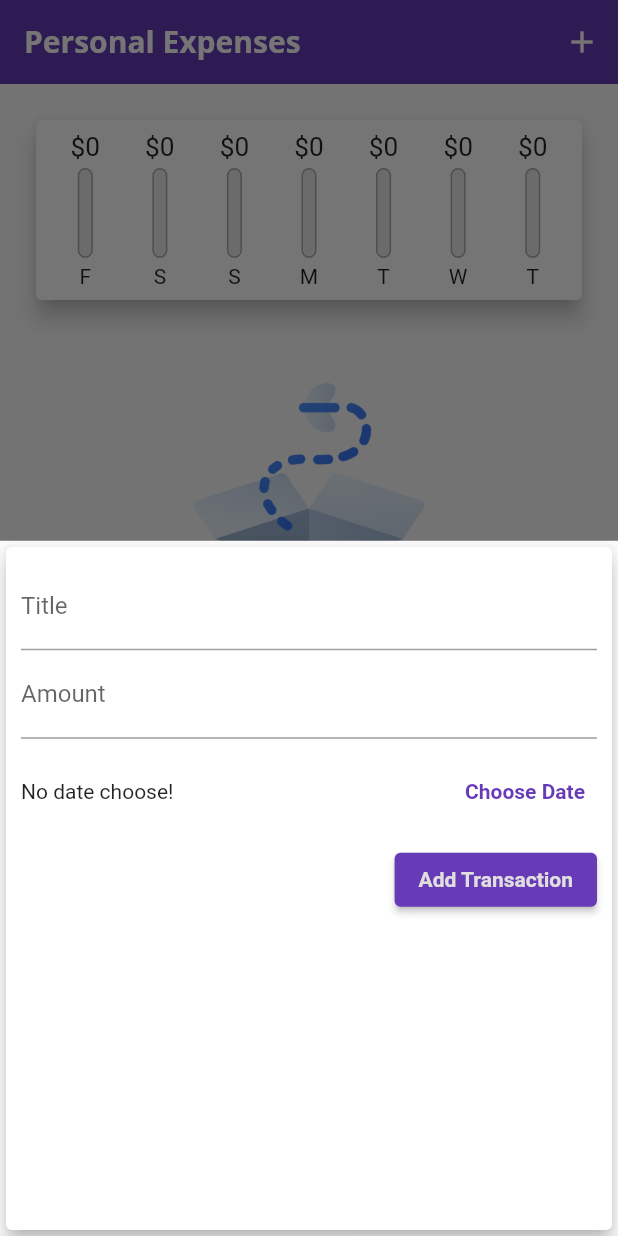
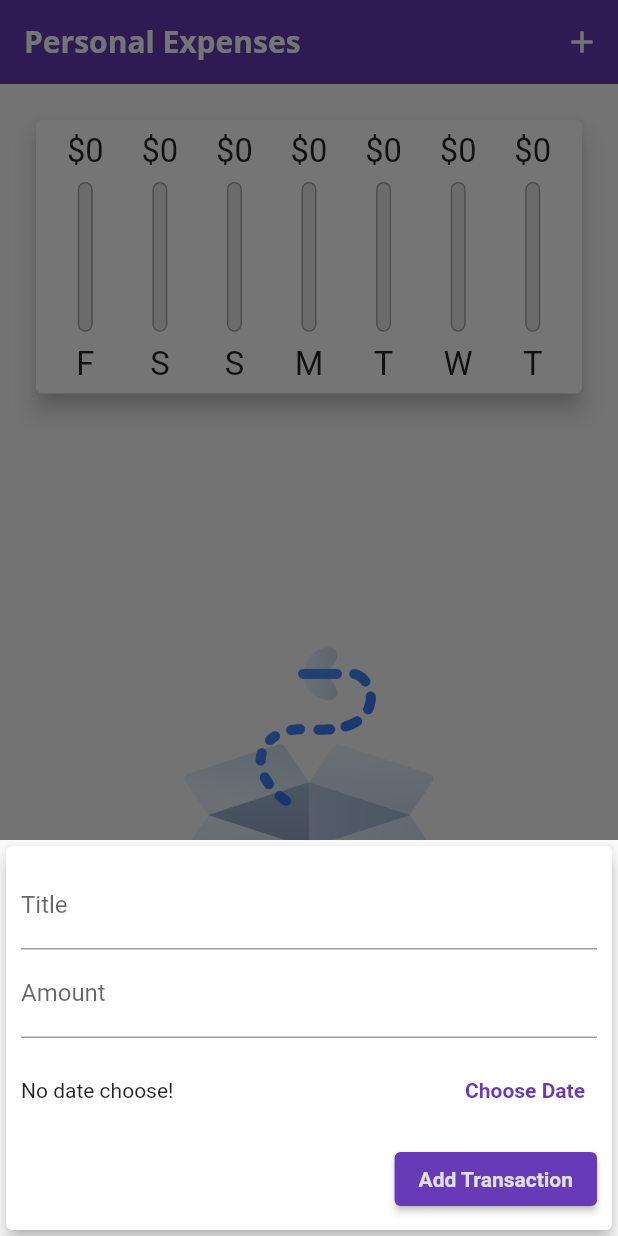
Before and after one commit to Hoangvi-forwork/Flutter_Personal_Expenses-Udemy_App, a Flutter app: the screen it shows after launch, after a tap on the "add" icon, on a phone screen of 412 x 824 dp. Run offline on Flutter 3.47's test engine with Material 2 defaults, Android fonts, the phone set to English and light mode, and no system bars; our stand-ins replace device_preview, universal_platform.

Commit message:
responsive and adaptive

```diff
--- a/lib/main.dart
+++ b/lib/main.dart
@@ -1,28 +1,41 @@
 // ignore_for_file: prefer_const_constructors
-
+import 'package:universal_platform/universal_platform.dart';
+import 'package:flutter/foundation.dart';
 import 'package:flutter/material.dart';
 import 'package:personal_expenses_app/widgets/chart.dart';
 import 'package:personal_expenses_app/widgets/new_transacrion.dart';
 import 'package:personal_expenses_app/widgets/transaction_list.dart';
+import 'package:device_preview/device_preview.dart';
+import 'models/transaction.dart';
+import 'package:flutter/cupertino.dart';
 
-import 'models/transaction.dart';
-
-void main() => runApp(MyApp());
+void main() => runApp(
+      DevicePreview(
+        enabled: !kReleaseMode,
+        builder: (context) => MyApp(), // Wrap your app
+      ),
+    );
 
 class MyApp extends StatelessWidget {
   const MyApp({super.key});
 
   @override
   Widget build(BuildContext context) {
+    bool isIos = UniversalPlatform.isIOS;
+    bool isWeb = UniversalPlatform.isWeb;
     return MaterialApp(
       debugShowCheckedModeBanner: false,
+      useInheritedMediaQuery: true,
+      locale: DevicePreview.locale(context),
+      builder: DevicePreview.appBuilder,
       theme: ThemeData(
         primarySwatch: Colors.deepPurple,
         appBarTheme: AppBarTheme(
           titleTextStyle: TextStyle(
             fontFamily: 'OpenSans',
             fontSize: 20,
-              fontWeight: FontWeight.bold),
+            fontWeight: FontWeight.bold,
+          ),
         ),
       ),
       home: MyHomePage(),
@@ -47,7 +60,6 @@ class _MyHomePageState extends State<MyHomePage> {
       amount: txAmount,
       date: chosenDate,
     );
-
     setState(() {
       _usertransaction.add(txNew);
       // print(txNew);
@@ -82,35 +94,120 @@ class _MyHomePageState extends State<MyHomePage> {
     });
   }
 
+  bool _showChart = false;
+
   @override
   Widget build(BuildContext context) {
-    return Scaffold(
-      appBar: AppBar(
+    // Currently, if you include the dart.io.
+    // Platform anywhere in your code, your app will throw the following error on Web:
+    bool isIos = UniversalPlatform.isIOS;
+    bool isWeb = UniversalPlatform.isWeb;
+    final size = MediaQuery.of(context).size;
+    final isLandscape =
+        MediaQuery.of(context).orientation == Orientation.landscape;
+
+    final dynamic appBar = (isIos || isWeb)
+        ? CupertinoNavigationBar(
+            middle: Text('Personal Expenses'),
+            trailing: Row(
+              mainAxisSize: MainAxisSize.min,
+              children: [
+                GestureDetector(
+                  child: Icon(
+                    CupertinoIcons.add,
+                    size: 20,
+                  ),
+                  onTap: () => _startAddNewTransaction(context),
+                ),
+              ],
+            ),
+          )
+        : AppBar(
             elevation: 0,
-        title: Text('Personal Expenses'),
+            title: Text(
+              'Personal Expenses',
+              style: TextStyle(color: Colors.white),
+            ),
             actions: [
               IconButton(
                 onPressed: () => _startAddNewTransaction(context),
                 icon: Icon(Icons.add),
               )
             ],
-      ),
-      body: SingleChildScrollView(
-        child: Column(
-          children: [
-            Chart(_recentTransactions),
-            TransactionList(
+          );
+    final txListWidgets = SizedBox(
+      height: (size.height -
+              appBar.preferredSize.height -
+              MediaQuery.of(context).padding.top) *
+          .7,
+      child: TransactionList(
         _usertransaction,
         deleteItem: _deleteTransaction,
       ),
+    );
+    final pageBody = SafeArea(
+      child: SingleChildScrollView(
+        child: Column(
+          children: [
+            if (isLandscape)
+              Row(
+                mainAxisAlignment: MainAxisAlignment.center,
+                children: [
+                  Text(
+                    "Show chart: ",
+                    style: Theme.of(context).textTheme.titleSmall,
+                  ),
+                  Switch.adaptive(
+                    activeColor: Theme.of(context).primaryColor,
+                    value: _showChart,
+                    onChanged: (val) {
+                      setState(() {
+                        _showChart = val;
+                      });
+                    },
+                  )
+                ],
+              ),
+            if (!isLandscape)
+              SizedBox(
+                height: (size.height -
+                        appBar.preferredSize.height -
+                        MediaQuery.of(context).padding.top) *
+                    .3,
+                child: Chart(_recentTransactions),
+              ),
+            if (!isLandscape) txListWidgets,
+            if (isLandscape)
+              _showChart
+                  ? SizedBox(
+                      height: (size.height -
+                              appBar.preferredSize.height -
+                              MediaQuery.of(context).padding.top) *
+                          .7,
+                      child: Chart(_recentTransactions),
+                    )
+                  : txListWidgets
           ],
         ),
       ),
+    );
+    if ((isIos || isWeb)) {
+      return CupertinoPageScaffold(
+        navigationBar: appBar,
+        child: pageBody,
+      );
+    } else {
+      return Scaffold(
+        appBar: appBar,
+        body: pageBody,
         floatingActionButtonLocation: FloatingActionButtonLocation.centerFloat,
-      floatingActionButton: FloatingActionButton(
+        floatingActionButton: (isIos || isWeb)
+            ? Text("This IOS")
+            : FloatingActionButton(
                 onPressed: () => _startAddNewTransaction(context),
                 child: Icon(Icons.add),
               ),
       );
     }
   }
+}
--- /dev/null
+++ b/lib/widgets/adaptive_button.dart
@@ -0,0 +1,36 @@
+import 'package:flutter/cupertino.dart';
+import 'package:flutter/material.dart';
+import 'package:universal_platform/universal_platform.dart';
+
+class AdaptiveButton extends StatelessWidget {
+  final String text;
+  final VoidCallback handler;
+
+  AdaptiveButton(this.text, this.handler);
+
+  @override
+  Widget build(BuildContext context) {
+    bool isIos = UniversalPlatform.isIOS;
+    bool isWeb = UniversalPlatform.isWeb;
+    return (isIos || isWeb)
+        ? CupertinoButton(
+            onPressed: handler,
+            child: const Text(
+              'Choose Date',
+              style: TextStyle(
+                fontWeight: FontWeight.bold,
+                color: Color.fromARGB(255, 224, 222, 222),
+              ),
+            ),
+          )
+        : TextButton(
+            onPressed: handler,
+            child: const Text(
+              "Choose Date",
+              style: TextStyle(
+                fontWeight: FontWeight.bold,
+              ),
+            ),
+          );
+  }
+}
--- a/lib/widgets/chart_bar.dart
+++ b/lib/widgets/chart_bar.dart
@@ -9,22 +9,24 @@ class ChartBar extends StatelessWidget {
 
   @override
   Widget build(BuildContext context) {
+    return LayoutBuilder(
+      builder: (context, constraint) {
         return Column(
           children: [
             SizedBox(
-          height: 20,
+              height: constraint.maxHeight * .15,
               child: FittedBox(
                 child: Text(
                   '\$${spendingAmount.toStringAsFixed(0)}',
                 ),
               ),
             ),
-        const SizedBox(
-          height: 4,
+            SizedBox(
+              height: constraint.maxHeight * 0.05,
             ),
             SizedBox(
               width: 10,
-          height: 60,
+              height: constraint.maxHeight * 0.6,
               child: Stack(
                 children: [
                   Container(
@@ -49,11 +51,18 @@ class ChartBar extends StatelessWidget {
                 ],
               ),
             ),
-        const SizedBox(
-          height: 4,
+            SizedBox(
+              height: constraint.maxHeight * 0.05,
             ),
-        Text(lable)
+            SizedBox(
+              height: constraint.maxHeight * 0.15,
+              child: FittedBox(
+                child: Text(lable),
+              ),
+            )
           ],
+        );
+      },
     );
   }
 }
--- a/lib/widgets/new_transacrion.dart
+++ b/lib/widgets/new_transacrion.dart
@@ -1,5 +1,7 @@
 // ignore_for_file: prefer_const_constructors
-
+import 'package:flutter/cupertino.dart';
+import 'package:personal_expenses_app/widgets/adaptive_button.dart';
+import 'package:universal_platform/universal_platform.dart';
 import 'package:flutter/material.dart';
 import 'package:intl/intl.dart';
 
@@ -49,10 +51,18 @@ class _NewTransactionState extends State<NewTransaction> {
 
   @override
   Widget build(BuildContext context) {
-    return Card(
+    bool isIos = UniversalPlatform.isIOS;
+    bool isWeb = UniversalPlatform.isWeb;
+    return SingleChildScrollView(
+      child: Card(
         elevation: 5,
         child: Container(
-        padding: const EdgeInsets.all(10),
+          padding: EdgeInsets.only(
+            top: 10,
+            left: 10,
+            right: 10,
+            bottom: MediaQuery.of(context).viewInsets.bottom + 10,
+          ),
           child: Column(
             crossAxisAlignment: CrossAxisAlignment.end,
             // ignore: prefer_const_literals_to_create_immutables
@@ -83,15 +93,7 @@ class _NewTransactionState extends State<NewTransaction> {
                             ? 'No date choose!'
                             : DateFormat.yMd().format(_selectedtDate!),
                       ),
-                    TextButton(
-                      onPressed: _presentDatePicker,
-                      child: Text(
-                        "Choose Date",
-                        style: TextStyle(
-                          fontWeight: FontWeight.bold,
-                        ),
-                      ),
-                    )
+                      AdaptiveButton("Chosen Date:", _presentDatePicker),
                     ],
                   ),
                 ),
@@ -109,6 +111,7 @@ class _NewTransactionState extends State<NewTransaction> {
             ],
           ),
         ),
+      ),
     );
   }
 }
--- a/lib/widgets/transaction_list.dart
+++ b/lib/widgets/transaction_list.dart
@@ -9,36 +9,34 @@ class TransactionList extends StatelessWidget {
       {super.key, required this.deleteItem});
   @override
   Widget build(BuildContext context) {
+    final size = MediaQuery.of(context).size;
     return Container(
       child: transactions.isEmpty
-          ? Column(
+          ? LayoutBuilder(builder: (context, constraint) {
+              return Column(
                 // ignore: prefer_const_literals_to_create_immutables
                 mainAxisAlignment: MainAxisAlignment.center,
                 crossAxisAlignment: CrossAxisAlignment.center,
                 children: [
-                Center(
-                  child: Container(
+                  Container(
                     margin: const EdgeInsets.all(24),
-                    height: 200,
-                    width: 200,
+                    height: constraint.maxHeight * .4,
+                    // width: 200,
                     child: Image.asset('assets/icons/empty-box.png',
                         fit: BoxFit.cover),
-                  ),
                   ),
                   Center(
                     child: Container(
                       margin: const EdgeInsets.all(16),
-                    child: const Text(
+                      child: Text(
                         'No transaction added yet!',
-                      style: TextStyle(
-                        color: Colors.grey,
-                        fontSize: 24,
-                      ),
+                        style: Theme.of(context).textTheme.bodyText1,
                       ),
                     ),
                   ),
                 ],
-            )
+              );
+            })
           : SizedBox(
               height: 550,
               child: ListView.builder(
@@ -65,8 +63,15 @@ class TransactionList extends StatelessWidget {
                       subtitle: Text(
                         DateFormat.yMMMMd().format(transactions[index].date),
                       ),
-                      trailing: IconButton(
-                        onPressed: () => deleteItem(transactions[index].id),
+                      trailing: size.width > 460
+                          ? ElevatedButton(
+                              onPressed: () =>
+                                  deleteItem(transactions[index].id),
+                              child: const Text("Delete"),
+                            )
+                          : IconButton(
+                              onPressed: () =>
+                                  deleteItem(transactions[index].id),
                               icon: const Icon(
                                 Icons.delete,
                               ),
--- a/pubspec.yaml
+++ b/pubspec.yaml
@@ -37,6 +37,8 @@ dependencies:
   # Use with the CupertinoIcons class for iOS style icons.
   cupertino_icons: ^1.0.2
   intl: ^0.17.0
+  device_preview: ^1.1.0
+  universal_platform: ^1.0.0+1
 
 dev_dependencies:
   flutter_test:
```
Also changed, not shown: pubspec.lock, 1 other file. Lines whose indentation alone changed are shown as unchanged.
